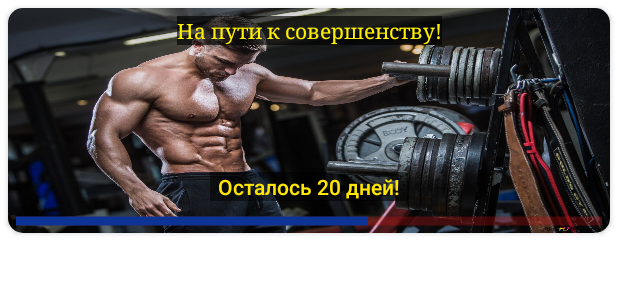
After one commit to Nurislammm21/FinalAvengersProjectApp, an Android app: the layout fragment_days.xml on its own in the app's theme, with its tools: preview values and no code run, on a phone screen of 412 x 824 dp. The commit adds this screen. Shown: the top 300 px of the screen. Run offline under Robolectric (Android 15) with nearby library versions, the phone set to English and light mode, and no system bars.

Commit message:
make a fragment days xml with team edit it

```diff
--- a/app/src/main/java/com/example/fitnessavengersapplication/MainActivity.kt
+++ b/app/src/main/java/com/example/fitnessavengersapplication/MainActivity.kt
@@ -2,10 +2,13 @@ package com.example.fitnessavengersapplication
 
 import androidx.appcompat.app.AppCompatActivity
 import android.os.Bundle
+import com.example.fitnessavengersapplication.fragments.DaysFragment
+import com.example.fitnessavengersapplication.utils.FragmentManager
 
 class MainActivity : AppCompatActivity() {
     override fun onCreate(savedInstanceState: Bundle?) {
         super.onCreate(savedInstanceState)
         setContentView(R.layout.activity_main)
+        FragmentManager.setFragment(DaysFragment.newInstance(),this)
     }
 }
--- /dev/null
+++ b/app/src/main/java/com/example/fitnessavengersapplication/fragments/DaysFragment.kt
@@ -0,0 +1,28 @@
+package com.example.fitnessavengersapplication.fragments
+
+import android.os.Bundle
+import androidx.fragment.app.Fragment
+import android.view.LayoutInflater
+import android.view.View
+import android.view.ViewGroup
+import com.example.fitnessavengersapplication.R
+import com.example.fitnessavengersapplication.databinding.FragmentDaysBinding
+
+
+class DaysFragment : Fragment() {
+    lateinit var binding : FragmentDaysBinding
+
+    override fun onCreateView(
+        inflater: LayoutInflater, container: ViewGroup?,
+        savedInstanceState: Bundle?
+    ): View? {
+        binding = FragmentDaysBinding.inflate(inflater,container,false)
+        return binding.root
+    }
+
+    companion object {
+
+        @JvmStatic
+        fun newInstance() = DaysFragment()
+    }
+}
--- /dev/null
+++ b/app/src/main/res/layout/fragment_days.xml
@@ -0,0 +1,89 @@
+<?xml version="1.0" encoding="utf-8"?>
+<androidx.constraintlayout.widget.ConstraintLayout xmlns:android="http://schemas.android.com/apk/res/android"
+    xmlns:tools="http://schemas.android.com/tools"
+    android:layout_width="match_parent"
+    android:layout_height="match_parent"
+    xmlns:app="http://schemas.android.com/apk/res-auto"
+    tools:context=".fragments.DaysFragment">
+
+    <androidx.recyclerview.widget.RecyclerView
+        android:id="@+id/rcViewDays"
+        android:layout_width="0dp"
+        android:layout_height="0dp"
+        android:layout_margin="5dp"
+        app:layout_constraintBottom_toBottomOf="parent"
+        app:layout_constraintEnd_toEndOf="parent"
+        app:layout_constraintStart_toStartOf="parent"
+        app:layout_constraintTop_toBottomOf="@+id/cardView" />
+
+    <androidx.cardview.widget.CardView
+        android:id="@+id/cardView"
+        android:layout_width="0dp"
+        android:layout_height="150dp"
+        android:layout_margin="5dp"
+        app:cardCornerRadius="10dp"
+        app:layout_constraintEnd_toEndOf="parent"
+        app:layout_constraintStart_toStartOf="parent"
+        app:layout_constraintTop_toTopOf="parent">
+
+        <androidx.constraintlayout.widget.ConstraintLayout
+            android:layout_width="match_parent"
+            android:layout_height="match_parent">
+
+            <ImageView
+                android:id="@+id/imageView"
+                android:layout_width="wrap_content"
+                android:layout_height="wrap_content"
+                android:scaleType="fitXY"
+                android:src="@drawable/fitnessbg"
+                app:layout_constraintBottom_toBottomOf="parent"
+                app:layout_constraintEnd_toEndOf="parent"
+                app:layout_constraintStart_toStartOf="parent"
+                app:layout_constraintTop_toTopOf="parent" />
+
+            <TextView
+                android:id="@+id/textView"
+                android:layout_width="wrap_content"
+                android:layout_height="wrap_content"
+                android:layout_marginTop="5dp"
+                android:background="#A6000000"
+                android:fontFamily="serif"
+                android:text="@string/slogan"
+                android:textColor="#FFF200"
+                app:layout_constraintEnd_toEndOf="@+id/imageView"
+                app:layout_constraintStart_toStartOf="@+id/imageView"
+                app:layout_constraintTop_toTopOf="parent" />
+
+            <ProgressBar
+                android:id="@+id/pB"
+                style="?android:attr/progressBarStyleHorizontal"
+                android:layout_width="0dp"
+                android:layout_height="wrap_content"
+                android:layout_marginStart="5dp"
+                android:layout_marginEnd="5dp"
+                android:progress="60"
+                android:progressBackgroundTint="#E81515"
+                android:progressTint="#0D3495"
+                android:scaleY="1.5"
+                app:layout_constraintBottom_toBottomOf="@+id/imageView"
+                app:layout_constraintEnd_toEndOf="@+id/imageView"
+                app:layout_constraintStart_toStartOf="@+id/imageView" />
+
+            <TextView
+                android:id="@+id/txtRestDays"
+                android:layout_width="wrap_content"
+                android:layout_height="wrap_content"
+                android:layout_marginBottom="5dp"
+                android:background="#83000000"
+                android:fontFamily="sans-serif-medium"
+                android:paddingStart="5dp"
+                android:paddingEnd="5dp"
+                android:text="Осталось 20 дней!"
+                android:textColor="#FFE604"
+                app:layout_constraintBottom_toTopOf="@+id/pB"
+                app:layout_constraintEnd_toEndOf="@+id/pB"
+                app:layout_constraintStart_toStartOf="@+id/pB" />
+        </androidx.constraintlayout.widget.ConstraintLayout>
+    </androidx.cardview.widget.CardView>
+
+</androidx.constraintlayout.widget.ConstraintLayout>
--- a/app/src/main/res/values/strings.xml
+++ b/app/src/main/res/values/strings.xml
@@ -1,3 +1,23 @@
 <resources>
     <string name="app_name">FitnessAvengersApplication</string>
+    <string name="slogan">На пути к совершенству!</string>
+    <string name="day">День:</string>
+    <string name="exercise">упражнении</string>
+    <string name="exercises">упражнения</string>
+    <string name="waiting_message">Начало упражнений через: </string>
+    <string name="start">Начать</string>
+    <string name="next">Следующее</string>
+    <string name="done">Вы молодец успешно закончили</string>
+    <string name="finishDay">Успешно закончили этот день</string>
+    <string name="days">Дни тренировок</string>
+    <string name="waiting">Приготовтесь</string>
+    <string name="rest">Осталось:</string>
+    <string name="rest_days">дней</string>
+    <string name="reset">Сбросить</string>
+    <string name="warning">Внимание!</string>
+    <string name="cancel">отмена</string>
+    <string name="reset_days_message">Вы действительно хотите сбросить все дни тренировок?</string>
+    <string name="reset_day_message">Вы действительно хотите сбросить этот день и повторить упражнения?</string>
+    <!-- TODO: Remove or change this placeholder text -->
+    <string name="hello_blank_fragment">Hello blank fragment</string>
 </resources>
```
